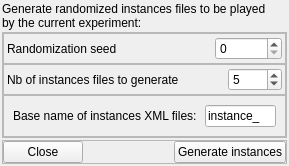
The window that cpp-projects/exvr-designer/forms/generate_instances_dialog.ui (FlorianLance/exvr) describes before a commit, drawn with Qt 5.
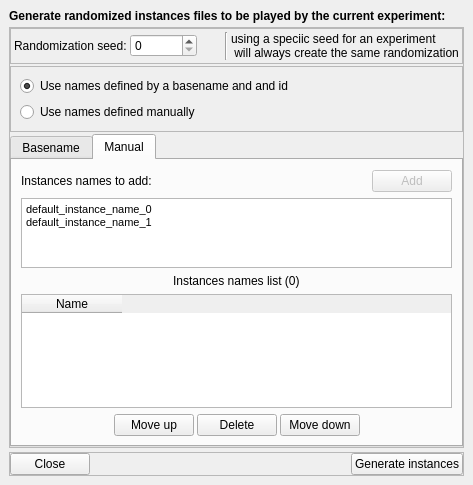
The same window after the commit. The open tabs and pages were chosen to show the change.

Commit message: Add config component / manual instances

Diff of the .ui file:
```diff
--- a/cpp-projects/exvr-designer/forms/generate_instances_dialog.ui
+++ b/cpp-projects/exvr-designer/forms/generate_instances_dialog.ui
@@ -6,8 +6,8 @@
    <rect>
     <x>0</x>
     <y>0</y>
-    <width>289</width>
-    <height>165</height>
+    <width>473</width>
+    <height>485</height>
    </rect>
   </property>
   <property name="windowTitle">
@@ -15,25 +15,24 @@
   </property>
   <layout class="QVBoxLayout" name="verticalLayout">
    <property name="spacing">
-    <number>2</number>
+    <number>4</number>
    </property>
    <property name="leftMargin">
-    <number>2</number>
+    <number>9</number>
    </property>
    <property name="topMargin">
-    <number>2</number>
+    <number>9</number>
    </property>
    <property name="rightMargin">
-    <number>2</number>
+    <number>9</number>
    </property>
    <property name="bottomMargin">
-    <number>2</number>
+    <number>9</number>
    </property>
    <item>
     <widget class="QLabel" name="label">
      <property name="text">
-      <string>Generate randomized instances files to be played 
-by the current experiment:</string>
+      <string>&lt;b&gt;Generate randomized instances files to be played by the current experiment:&lt;/b&gt;</string>
      </property>
     </widget>
    </item>
@@ -47,7 +46,7 @@
      </property>
      <layout class="QVBoxLayout" name="verticalLayout_2">
       <property name="spacing">
-       <number>0</number>
+       <number>2</number>
       </property>
       <property name="leftMargin">
        <number>0</number>
@@ -88,23 +87,10 @@
          <item>
           <widget class="QLabel" name="laSeed">
            <property name="text">
-            <string>Randomization seed</string>
+            <string>Randomization seed:</string>
            </property>
           </widget>
          </item>
-         <item>
-          <spacer name="horizontalSpacer_4">
-           <property name="orientation">
-            <enum>Qt::Horizontal</enum>
-           </property>
-           <property name="sizeHint" stdset="0">
-            <size>
-             <width>40</width>
-             <height>20</height>
-            </size>
-           </property>
-          </spacer>
-         </item>
          <item>
           <widget class="QSpinBox" name="sbSeed">
            <property name="toolTip">
@@ -115,42 +101,8 @@
            </property>
           </widget>
          </item>
-        </layout>
-       </widget>
-      </item>
-      <item>
-       <widget class="QFrame" name="frame_3">
-        <property name="frameShape">
-         <enum>QFrame::StyledPanel</enum>
-        </property>
-        <property name="frameShadow">
-         <enum>QFrame::Raised</enum>
-        </property>
-        <layout class="QHBoxLayout" name="horizontalLayout_3">
-         <property name="spacing">
-          <number>3</number>
-         </property>
-         <property name="leftMargin">
-          <number>3</number>
-         </property>
-         <property name="topMargin">
-          <number>3</number>
-         </property>
-         <property name="rightMargin">
-          <number>3</number>
-         </property>
-         <property name="bottomMargin">
-          <number>3</number>
-         </property>
          <item>
-          <widget class="QLabel" name="laNumber">
-           <property name="text">
-            <string>Nb of instances files to generate</string>
-           </property>
-          </widget>
-         </item>
-         <item>
-          <spacer name="horizontalSpacer_3">
+          <spacer name="horizontalSpacer_4">
            <property name="orientation">
             <enum>Qt::Horizontal</enum>
            </property>
@@ -163,12 +115,17 @@
           </spacer>
          </item>
          <item>
-          <widget class="QSpinBox" name="sbNbInstancesFiles">
-           <property name="minimum">
-            <number>1</number>
+          <widget class="Line" name="line">
+           <property name="orientation">
+            <enum>Qt::Vertical</enum>
            </property>
-           <property name="maximum">
-            <number>1000</number>
+          </widget>
+         </item>
+         <item>
+          <widget class="QLabel" name="label_5">
+           <property name="text">
+            <string>using a speciic seed for an experiment
+ will always create the same randomization</string>
            </property>
            <property name="value">
             <number>5</number>
@@ -179,23 +136,16 @@
        </widget>
       </item>
       <item>
-       <widget class="QFrame" name="frame_4">
+       <widget class="QFrame" name="frame_6">
         <property name="frameShape">
          <enum>QFrame::StyledPanel</enum>
         </property>
         <property name="frameShadow">
          <enum>QFrame::Raised</enum>
         </property>
-        <layout class="QHBoxLayout" name="horizontalLayout_4">
-         <item>
-          <widget class="QLabel" name="laBaseName">
-           <property name="text">
-            <string>Base name of instances XML files:</string>
-           </property>
-          </widget>
-         </item>
-         <item>
-          <spacer name="horizontalSpacer_2">
+        <layout class="QGridLayout" name="gridLayout_2">
+         <item row="0" column="1">
+          <spacer name="horizontalSpacer_5">
            <property name="orientation">
             <enum>Qt::Horizontal</enum>
            </property>
@@ -207,16 +157,307 @@
            </property>
           </spacer>
          </item>
-         <item>
-          <widget class="QLineEdit" name="leBaseName">
+         <item row="0" column="0">
+          <widget class="QRadioButton" name="rbBasename">
            <property name="text">
-            <string>instance_</string>
+            <string>Use names defined by a basename and and id</string>
            </property>
+           <property name="checked">
+            <bool>true</bool>
+           </property>
           </widget>
          </item>
+         <item row="1" column="0">
+          <widget class="QRadioButton" name="rbManual">
+           <property name="text">
+            <string>Use names defined manually</string>
+           </property>
+          </widget>
+         </item>
         </layout>
        </widget>
       </item>
+      <item>
+       <widget class="QTabWidget" name="twNamesOptions">
+        <property name="currentIndex">
+         <number>0</number>
+        </property>
+        <widget class="QWidget" name="tBaseName">
+         <attribute name="title">
+          <string>Basename</string>
+         </attribute>
+         <layout class="QVBoxLayout" name="verticalLayout_3">
+          <property name="spacing">
+           <number>0</number>
+          </property>
+          <property name="leftMargin">
+           <number>0</number>
+          </property>
+          <property name="topMargin">
+           <number>0</number>
+          </property>
+          <property name="rightMargin">
+           <number>0</number>
+          </property>
+          <property name="bottomMargin">
+           <number>0</number>
+          </property>
+          <item>
+           <widget class="QFrame" name="frame_4">
+            <property name="frameShape">
+             <enum>QFrame::StyledPanel</enum>
+            </property>
+            <property name="frameShadow">
+             <enum>QFrame::Raised</enum>
+            </property>
+            <layout class="QGridLayout" name="gridLayout">
+             <property name="leftMargin">
+              <number>3</number>
+             </property>
+             <property name="topMargin">
+              <number>3</number>
+             </property>
+             <property name="rightMargin">
+              <number>3</number>
+             </property>
+             <property name="bottomMargin">
+              <number>3</number>
+             </property>
+             <item row="1" column="0">
+              <widget class="QLabel" name="laBaseName">
+               <property name="text">
+                <string>Base name of instances XML files:</string>
+               </property>
+              </widget>
+             </item>
+             <item row="2" column="2">
+              <widget class="QSpinBox" name="sbNbInstancesFiles">
+               <property name="minimum">
+                <number>1</number>
+               </property>
+               <property name="maximum">
+                <number>1000</number>
+               </property>
+               <property name="value">
+                <number>5</number>
+               </property>
+              </widget>
+             </item>
+             <item row="2" column="0">
+              <widget class="QLabel" name="laNumber">
+               <property name="text">
+                <string>Nb of instances files to generate</string>
+               </property>
+              </widget>
+             </item>
+             <item row="1" column="3">
+              <spacer name="horizontalSpacer_2">
+               <property name="orientation">
+                <enum>Qt::Horizontal</enum>
+               </property>
+               <property name="sizeHint" stdset="0">
+                <size>
+                 <width>40</width>
+                 <height>20</height>
+                </size>
+               </property>
+              </spacer>
+             </item>
+             <item row="1" column="2">
+              <widget class="QLineEdit" name="leBaseName">
+               <property name="text">
+                <string>instance_</string>
+               </property>
+              </widget>
+             </item>
+             <item row="3" column="0">
+              <widget class="QLabel" name="label_2">
+               <property name="text">
+                <string>Start id:</string>
+               </property>
+              </widget>
+             </item>
+             <item row="3" column="2">
+              <widget class="QSpinBox" name="sbStartId">
+               <property name="maximum">
+                <number>1000</number>
+               </property>
+              </widget>
+             </item>
+             <item row="4" column="2">
+              <spacer name="verticalSpacer_2">
+               <property name="orientation">
+                <enum>Qt::Vertical</enum>
+               </property>
+               <property name="sizeHint" stdset="0">
+                <size>
+                 <width>20</width>
+                 <height>40</height>
+                </size>
+               </property>
+              </spacer>
+             </item>
+            </layout>
+           </widget>
+          </item>
+         </layout>
+        </widget>
+        <widget class="QWidget" name="tManual">
+         <attribute name="title">
+          <string>Manual</string>
+         </attribute>
+         <layout class="QGridLayout" name="gridLayout_3" rowstretch="1,1,90,1,180,1">
+          <item row="1" column="0" colspan="2">
+           <widget class="QWidget" name="widget" native="true">
+            <layout class="QHBoxLayout" name="horizontalLayout_3">
+             <property name="spacing">
+              <number>3</number>
+             </property>
+             <property name="leftMargin">
+              <number>0</number>
+             </property>
+             <property name="topMargin">
+              <number>0</number>
+             </property>
+             <property name="rightMargin">
+              <number>0</number>
+             </property>
+             <property name="bottomMargin">
+              <number>0</number>
+             </property>
+             <item>
+              <widget class="QLabel" name="label_4">
+               <property name="text">
+                <string>Instances names to add:</string>
+               </property>
+              </widget>
+             </item>
+             <item>
+              <spacer name="horizontalSpacer_6">
+               <property name="orientation">
+                <enum>Qt::Horizontal</enum>
+               </property>
+               <property name="sizeHint" stdset="0">
+                <size>
+                 <width>40</width>
+                 <height>20</height>
+                </size>
+               </property>
+              </spacer>
+             </item>
+             <item>
+              <widget class="QPushButton" name="pbAdd">
+               <property name="enabled">
+                <bool>false</bool>
+               </property>
+               <property name="text">
+                <string>Add</string>
+               </property>
+              </widget>
+             </item>
+            </layout>
+           </widget>
+          </item>
+          <item row="5" column="0" colspan="2">
+           <widget class="QWidget" name="widget_2" native="true">
+            <layout class="QHBoxLayout" name="horizontalLayout_4">
+             <property name="spacing">
+              <number>3</number>
+             </property>
+             <property name="leftMargin">
+              <number>0</number>
+             </property>
+             <property name="topMargin">
+              <number>0</number>
+             </property>
+             <property name="rightMargin">
+              <number>0</number>
+             </property>
+             <property name="bottomMargin">
+              <number>0</number>
+             </property>
+             <item>
+              <spacer name="horizontalSpacer_3">
+               <property name="orientation">
+                <enum>Qt::Horizontal</enum>
+               </property>
+               <property name="sizeHint" stdset="0">
+                <size>
+                 <width>40</width>
+                 <height>20</height>
+                </size>
+               </property>
+              </spacer>
+             </item>
+             <item>
+              <widget class="QPushButton" name="pbMoveUp">
+               <property name="text">
+                <string>Move up</string>
+               </property>
+              </widget>
+             </item>
+             <item>
+              <widget class="QPushButton" name="pbDelete">
+               <property name="text">
+                <string>Delete</string>
+               </property>
+              </widget>
+             </item>
+             <item>
+              <widget class="QPushButton" name="pbMoveDown">
+               <property name="text">
+                <string>Move down</string>
+               </property>
+              </widget>
+             </item>
+             <item>
+              <spacer name="horizontalSpacer_7">
+               <property name="orientation">
+                <enum>Qt::Horizontal</enum>
+               </property>
+               <property name="sizeHint" stdset="0">
+                <size>
+                 <width>40</width>
+                 <height>20</height>
+                </size>
+               </property>
+              </spacer>
+             </item>
+            </layout>
+           </widget>
+          </item>
+          <item row="2" column="0" colspan="2">
+           <widget class="QTextEdit" name="teAdd">
+            <property name="html">
+             <string>&lt;!DOCTYPE HTML PUBLIC &quot;-//W3C//DTD HTML 4.0//EN&quot; &quot;http://www.w3.org/TR/REC-html40/strict.dtd&quot;&gt;
+&lt;html&gt;&lt;head&gt;&lt;meta name=&quot;qrichtext&quot; content=&quot;1&quot; /&gt;&lt;style type=&quot;text/css&quot;&gt;
+p, li { white-space: pre-wrap; }
+&lt;/style&gt;&lt;/head&gt;&lt;body style=&quot; font-family:'MS Shell Dlg 2'; font-size:8.25pt; font-weight:400; font-style:normal;&quot;&gt;
+&lt;p style=&quot; margin-top:0px; margin-bottom:0px; margin-left:0px; margin-right:0px; -qt-block-indent:0; text-indent:0px;&quot;&gt;default_instance_name_0&lt;/p&gt;
+&lt;p style=&quot; margin-top:0px; margin-bottom:0px; margin-left:0px; margin-right:0px; -qt-block-indent:0; text-indent:0px;&quot;&gt;default_instance_name_1&lt;/p&gt;&lt;/body&gt;&lt;/html&gt;</string>
+            </property>
+           </widget>
+          </item>
+          <item row="4" column="0" colspan="2">
+           <widget class="QTableWidget" name="twNames">
+            <column>
+             <property name="text">
+              <string>Name</string>
+             </property>
+            </column>
+           </widget>
+          </item>
+          <item row="3" column="0" colspan="2" alignment="Qt::AlignHCenter">
+           <widget class="QLabel" name="laInstancesNamesList">
+            <property name="text">
+             <string>Instances names list (0)</string>
+            </property>
+           </widget>
+          </item>
+         </layout>
+        </widget>
+       </widget>
+      </item>
      </layout>
     </widget>
    </item>
@@ -274,19 +515,6 @@
      </layout>
     </widget>
    </item>
-   <item>
-    <spacer name="verticalSpacer">
-     <property name="orientation">
-      <enum>Qt::Vertical</enum>
-     </property>
-     <property name="sizeHint" stdset="0">
-      <size>
-       <width>20</width>
-       <height>40</height>
-      </size>
-     </property>
-    </spacer>
-   </item>
   </layout>
  </widget>
  <resources/>
```
Left out of the diff: 3 changed lines with no effect on the pictures. The commit also changes 14 other files.
